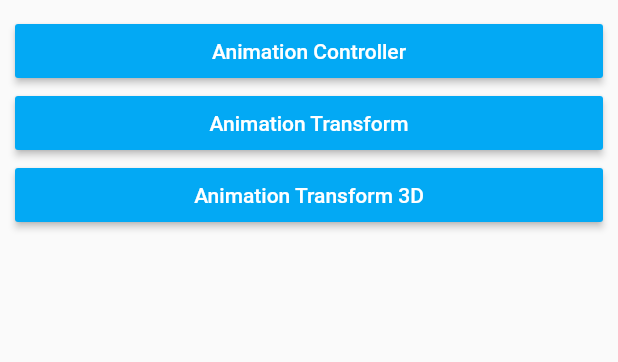
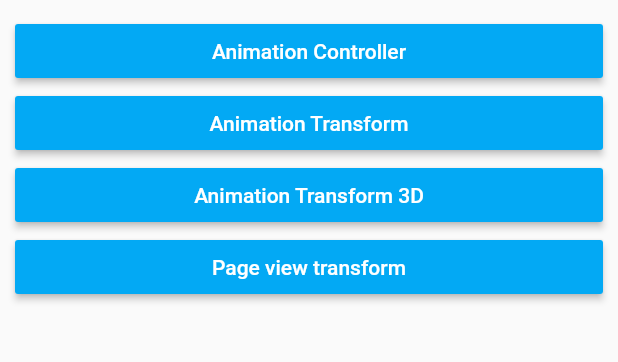
Before and after one commit to Sicaja/flutter_animations, a Flutter app: the screen it shows after launch, on a phone screen of 412 x 824 dp, the part 375-737 px from its top. Run offline on Flutter 3.47's test engine with Material 2 defaults, Android fonts, the phone set to English and light mode, and no system bars; our stand-ins replace get.

Commit message:
page view controller animation 3d

```diff
--- a/lib/pages/home_page.dart
+++ b/lib/pages/home_page.dart
@@ -62,6 +62,15 @@ class Home extends StatelessWidget {
                       );
                     },
                   ),
+                  ButtonCustom(
+                    title: "Page view transform",
+                    colorButton: Colors.lightBlue,
+                    onPressed: () {
+                      Get.toNamed(
+                        RoutesValues.pageviewtransform,
+                      );
+                    },
+                  ),
                 ],
               ),
             ),
--- a/lib/routes/routes.dart
+++ b/lib/routes/routes.dart
@@ -2,6 +2,7 @@ import 'package:flutter_animations/pages/animation_builder.dart';
 import 'package:flutter_animations/pages/animation_transform.dart';
 import 'package:flutter_animations/pages/animation_transform_3d.dart';
 import 'package:flutter_animations/pages/home_page.dart';
+import 'package:flutter_animations/pages/pageview_transform.dart';
 import 'package:flutter_animations/routes/routes_values.dart';
 import 'package:get/route_manager.dart';
 
@@ -35,5 +36,13 @@ abstract class Routes {
         milliseconds: 300,
       ),
     ),
+    GetPage(
+      name: RoutesValues.pageviewtransform,
+      page: () => const PageViewTransform(),
+      transition: Transition.cupertinoDialog,
+      transitionDuration: const Duration(
+        milliseconds: 300,
+      ),
+    ),
   ];
 }
--- a/lib/routes/routes_values.dart
+++ b/lib/routes/routes_values.dart
@@ -3,4 +3,5 @@ abstract class RoutesValues {
   static String animationBuilder = "/animationbuilder";
   static String animationTransform = "/animationtransform";
   static String animationTransform3D = "/animationtransform3d";
+  static String pageviewtransform = "/pageviewtransform";
 }
```
Also changed, not shown: lib/controllers/pageview_transform_controller.dart (added, +26 -0 lines), lib/pages/pageview_transform.dart (added, +55 -0 lines), assets/image1.jpg (added), assets/image2.jpg (added), assets/image3.jpg (added), assets/image4.jpg (added), assets/image5.jpg (added), assets/image6.jpg (added).
